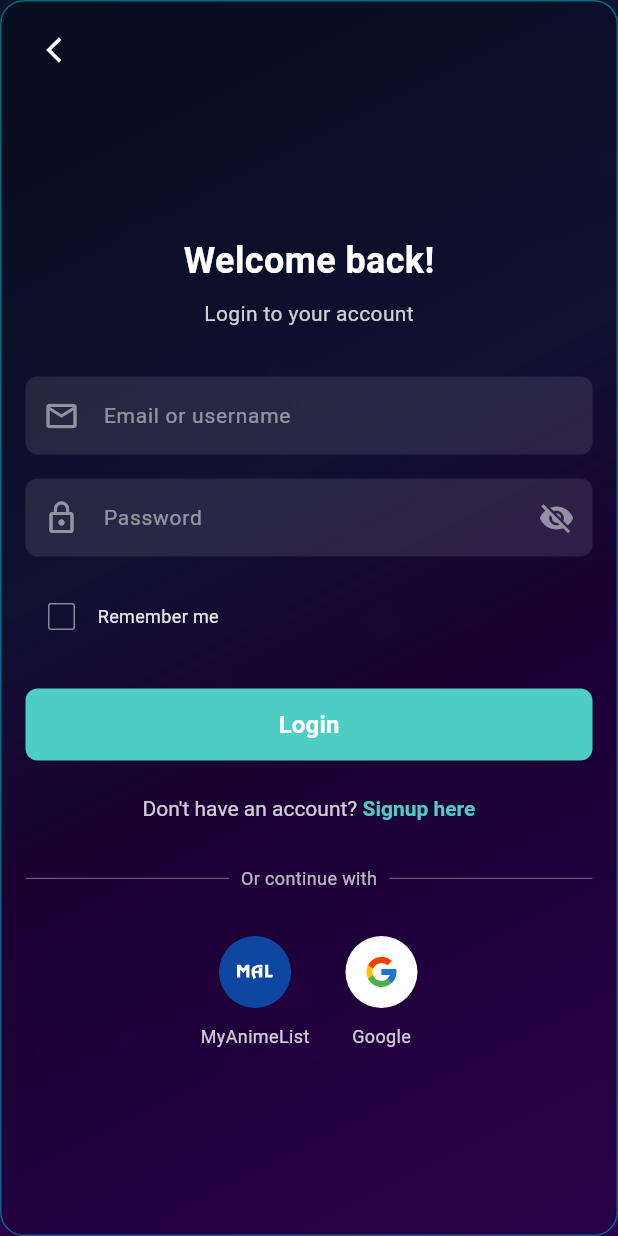
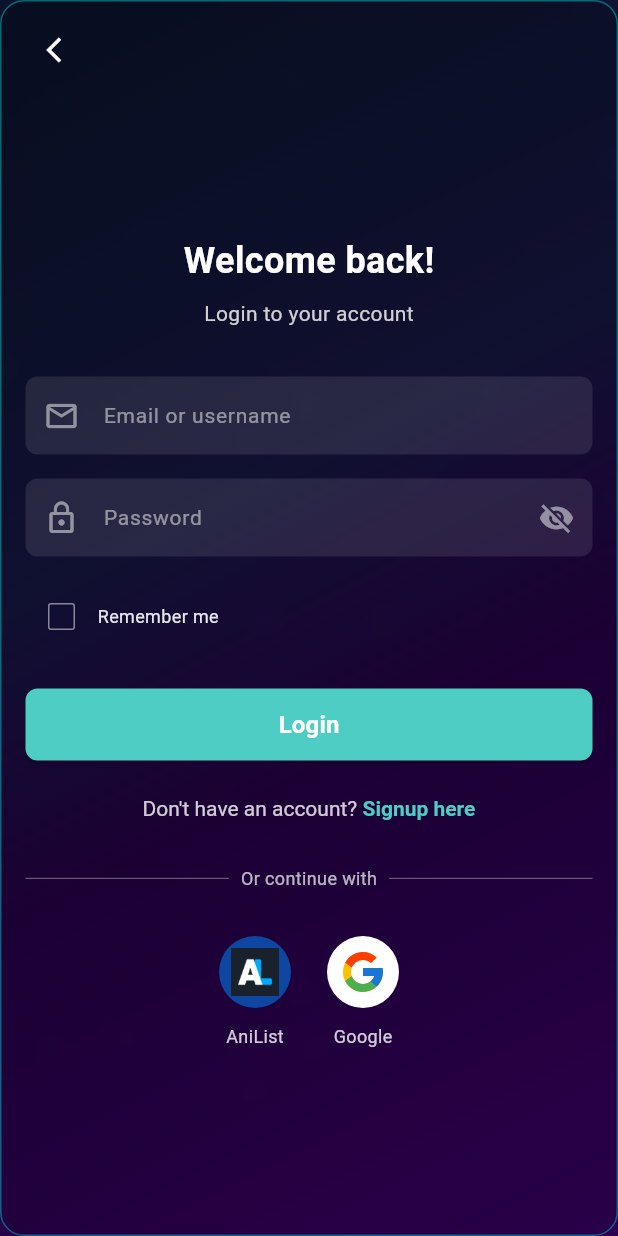
Before and after one commit to LDrago-zae/senpai_shows, a Flutter app: the screen it shows after launch, after a tap on "Get Started", on a phone screen of 412 x 824 dp. Run offline on Flutter 3.47's test engine with Material 3 defaults, Android fonts, the phone set to English and light mode, and no system bars; our stand-ins replace firebase_auth, firebase_core, flutter_svg, google_sign_in; accounts and stored records are empty; generated files the repository leaves out were written again; network calls fail.

Commit message:
Adding Auth (Google and AniList)

```diff
--- a/lib/main.dart
+++ b/lib/main.dart
@@ -1,9 +1,11 @@
 import 'package:flutter/material.dart';
 import 'package:firebase_core/firebase_core.dart';
+// import 'package:flutter_dotenv/flutter_dotenv.dart';
 import 'package:senpai_shows/screens/senpai_splash.dart';
 import 'firebase_options.dart'; // Import the generated file
 
 void main() async {
+  // await dotenv.load(fileName: 'client.env');
   WidgetsFlutterBinding.ensureInitialized();
   await Firebase.initializeApp(
     options: DefaultFirebaseOptions.currentPlatform,
--- a/lib/screens/senpai_login.dart
+++ b/lib/screens/senpai_login.dart
@@ -19,6 +19,7 @@ class _SenpaiLoginScreenState extends State<SenpaiLogin> {
   final _passwordController = TextEditingController();
   bool _rememberMe = false;
   bool _obscurePassword = true;
+  bool _isMALLoading = false;
 
   final SenpaiAuth _auth = SenpaiAuth();
   bool _isLoading = false;
@@ -60,6 +61,37 @@ class _SenpaiLoginScreenState extends State<SenpaiLogin> {
           ),
         );
       }
+    }
+  }
+
+  Future<void> _performAniListSignIn() async {
+    setState(() => _isMALLoading = true);
+    final success = await _auth.loginWithAniList();
+    setState(() => _isMALLoading = false);
+
+    if (success && mounted) {
+      ScaffoldMessenger.of(context).showSnackBar(
+        SnackBar(
+          content: const Text("MyAnimeList login successful!"),
+          shape: RoundedRectangleBorder(borderRadius: BorderRadius.circular(8)),
+          backgroundColor: const Color(0xFF4ECDC4),
+          duration: const Duration(seconds: 1),
+        ),
+      );
+      // Navigator.pushReplacement(
+      //   context,
+      //   SlideAnimation(
+      //     page: const SenpaiHomeScreen(),
+      //     direction: AxisDirection.right,
+      //   ),
+      // );
+    } else if (mounted) {
+      ScaffoldMessenger.of(context).showSnackBar(
+        const SnackBar(
+          content: Text("MyAnimeList login failed or was cancelled"),
+          backgroundColor: Colors.redAccent,
+        ),
+      );
     }
   }
 
@@ -241,13 +273,17 @@ class _SenpaiLoginScreenState extends State<SenpaiLogin> {
                                       activeColor: const Color(0xFF4ECDC4),
                                       checkColor: Colors.white,
                                       side: BorderSide(
-                                        color: Colors.white.withValues(alpha: 0.5),
+                                        color: Colors.white.withValues(
+                                          alpha: 0.5,
+                                        ),
                                       ),
                                     ),
                                     Text(
                                       'Remember me',
                                       style: TextStyle(
-                                        color: Colors.white.withValues(alpha: 0.9),
+                                        color: Colors.white.withValues(
+                                          alpha: 0.9,
+                                        ),
                                         fontSize: 12,
                                       ),
                                     ),
@@ -267,7 +303,8 @@ class _SenpaiLoginScreenState extends State<SenpaiLogin> {
                                     borderRadius: BorderRadius.circular(8),
                                   ),
                                 ),
-                                child: _isLoading
+                                child:
+                                    _isLoading
                                         ? const SizedBox(
                                           height: 20,
                                           width: 20,
@@ -294,9 +331,12 @@ class _SenpaiLoginScreenState extends State<SenpaiLogin> {
                                   fontSize: 14,
                                 ),
                                 children: [
-                                  const TextSpan(text: "Don't have an account? "),
+                                  const TextSpan(
+                                    text: "Don't have an account? ",
+                                  ),
                                   TextSpan(
-                                    recognizer: TapGestureRecognizer()
+                                    recognizer:
+                                        TapGestureRecognizer()
                                           ..onTap = () {
                                             Navigator.push(
                                               context,
@@ -350,42 +390,58 @@ class _SenpaiLoginScreenState extends State<SenpaiLogin> {
                                   Column(
                                     children: [
                                       GestureDetector(
-                                        onTap: _isGoogleLoading ? null : () {
-                                          // Placeholder for MyAnimeList login
-                                          ScaffoldMessenger.of(context).showSnackBar(
-                                            const SnackBar(
-                                              content: Text("MyAnimeList login not implemented."),
-                                            ),
-                                          );
-                                        },
+                                        onTap:
+                                            _isMALLoading
+                                                ? null
+                                                : _performAniListSignIn,
                                         child: SizedBox(
                                           width: 48,
                                           height: 48,
-                                          child: Container(
+                                          child:
+                                              _isMALLoading
+                                                  ? const CircularProgressIndicator(
+                                                    color: Color(0xFF4ECDC4),
+                                                    strokeWidth: 4,
+                                                  )
+                                                  : Container(
                                                     width: 48,
                                                     height: 48,
                                                     decoration: BoxDecoration(
                                                       shape: BoxShape.circle,
-                                              color: Colors.blue.shade900,
+                                                      color:
+                                                          Colors.blue.shade900,
                                                     ),
                                                     child: Padding(
-                                              padding: const EdgeInsets.all(12.0),
-                                              child: SvgPicture.asset(
-                                                'assets/icons/myanimelist1.svg',
-                                                colorFilter: const ColorFilter.mode(
-                                                  Colors.white,
-                                                  BlendMode.srcIn,
+                                                      padding:
+                                                          const EdgeInsets.all(
+                                                            8.0,
                                                           ),
+                                                      child: Image.asset(
+                                                        'assets/icons/anilist.png',
+                                                        fit: BoxFit.fill,
+                                                        // color: Colors.white
+                                                        //     .withValues(
+                                                        //       alpha: 0.8,
+                                                        //     ),
                                                       ),
+                                                      // child: SvgPicture.asset(
+                                                      //   'assets/icons/myanimelist1.svg',
+                                                      //   colorFilter: const ColorFilter.mode(
+                                                      //     Colors.white,
+                                                      //     BlendMode.srcIn,
+                                                      //   ),
+                                                      // ),
                                                     ),
                                                   ),
                                         ),
                                       ),
                                       const SizedBox(height: 10),
                                       Text(
-                                        'MyAnimeList',
+                                        'AniList',
                                         style: TextStyle(
-                                          color: Colors.white.withValues(alpha: 0.8),
+                                          color: Colors.white.withValues(
+                                            alpha: 0.8,
+                                          ),
                                           fontSize: 12,
                                         ),
                                       ),
@@ -395,11 +451,15 @@ class _SenpaiLoginScreenState extends State<SenpaiLogin> {
                                   Column(
                                     children: [
                                       GestureDetector(
-                                        onTap: _isGoogleLoading ? null : _performGoogleSignIn,
+                                        onTap:
+                                            _isGoogleLoading
+                                                ? null
+                                                : _performGoogleSignIn,
                                         child: SizedBox(
                                           width: 48,
                                           height: 48,
-                                          child: _isGoogleLoading
+                                          child:
+                                              _isGoogleLoading
                                                   ? const CircularProgressIndicator(
                                                     color: Color(0xFF4ECDC4),
                                                     strokeWidth: 4,
@@ -407,12 +467,17 @@ class _SenpaiLoginScreenState extends State<SenpaiLogin> {
                                                   : Container(
                                                     width: 48,
                                                     height: 48,
-                                            decoration: const BoxDecoration(
-                                              shape: BoxShape.circle,
+                                                    decoration:
+                                                        const BoxDecoration(
+                                                          shape:
+                                                              BoxShape.circle,
                                                           color: Colors.white,
                                                         ),
                                                     child: Padding(
-                                              padding: const EdgeInsets.all(12.0),
+                                                      padding:
+                                                          const EdgeInsets.all(
+                                                            8.0,
+                                                          ),
                                                       child: SvgPicture.asset(
                                                         'assets/icons/google.svg',
                                                       ),
@@ -424,7 +489,9 @@ class _SenpaiLoginScreenState extends State<SenpaiLogin> {
                                       Text(
                                         'Google',
                                         style: TextStyle(
-                                          color: Colors.white.withValues(alpha: 0.8),
+                                          color: Colors.white.withValues(
+                                            alpha: 0.8,
+                                          ),
                                           fontSize: 12,
                                         ),
                                       ),
```
Also changed, not shown: lib/screens/senpai_signup.dart (+54 -9 lines), pubspec.yaml (+7 -3 lines), assets/icons/anilist.png (added), pubspec.lock, 2 other files. Lines whose indentation alone changed are shown as unchanged.
